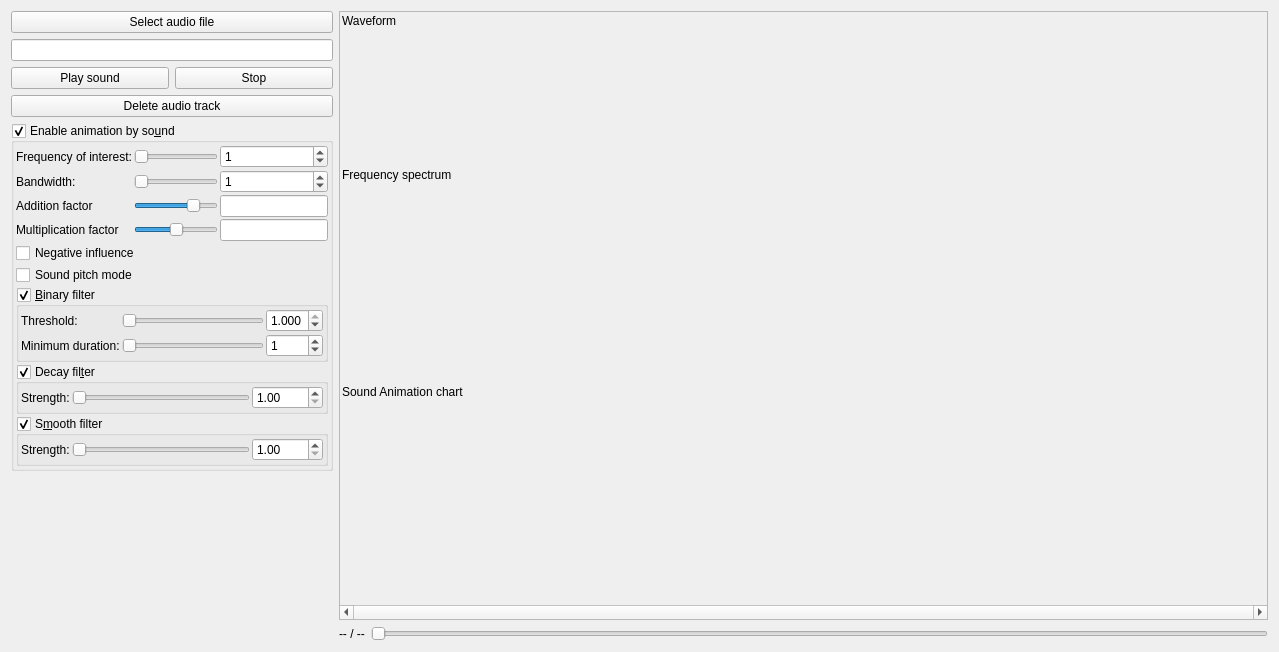
Before: the Qt Designer form mandelbulber2/qt/audio_selector.ui in buddhi1980/mandelbulber2, drawn with Qt 5.
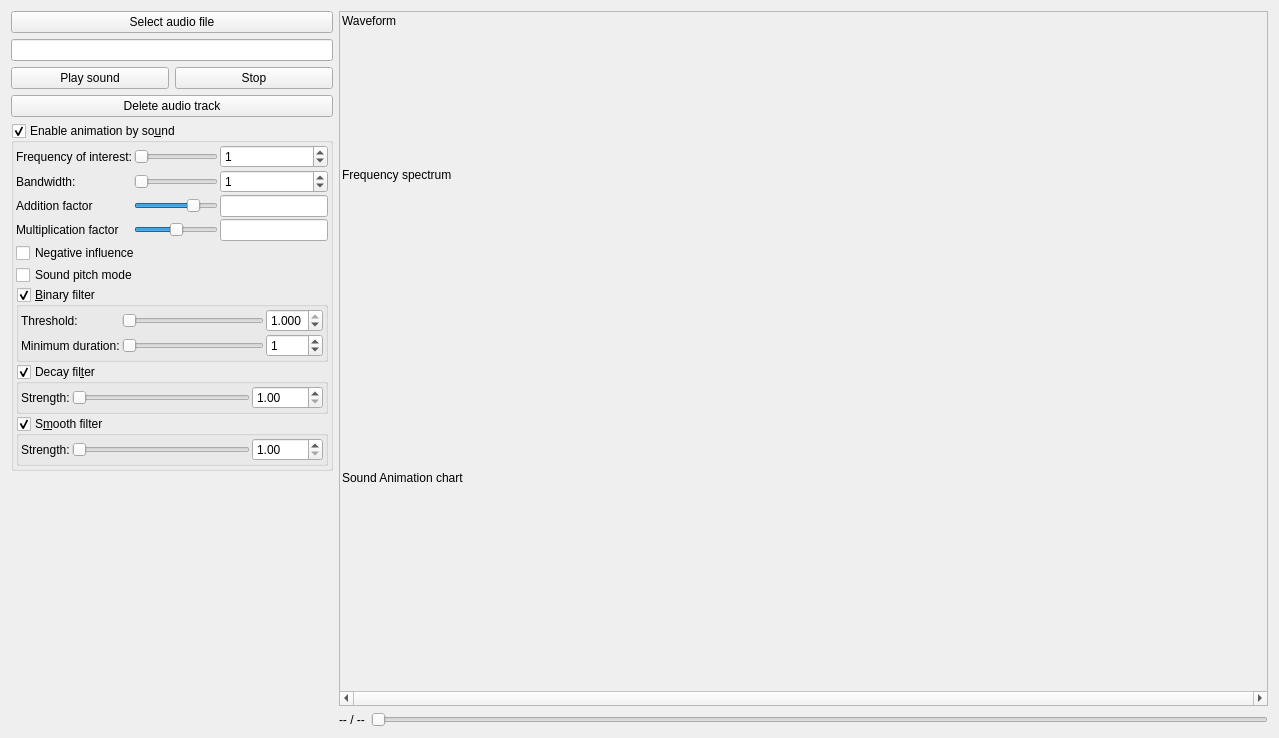
After: the same form once the commit is applied. Icons and pictures are not drawn. Custom widgets are drawn as their Qt base class.

```diff
--- a/mandelbulber2/qt/audio_selector.ui
+++ b/mandelbulber2/qt/audio_selector.ui
@@ -7,7 +7,7 @@
     <x>0</x>
     <y>0</y>
     <width>1279</width>
-    <height>652</height>
+    <height>738</height>
    </rect>
   </property>
   <property name="windowTitle">
@@ -742,8 +742,8 @@
            <rect>
             <x>0</x>
             <y>0</y>
-            <width>922</width>
-            <height>586</height>
+            <width>856</width>
+            <height>668</height>
            </rect>
           </property>
           <layout class="QVBoxLayout" name="verticalLayout_2">
```
Left out of the diff: 31 changed lines with no effect on the pictures.
